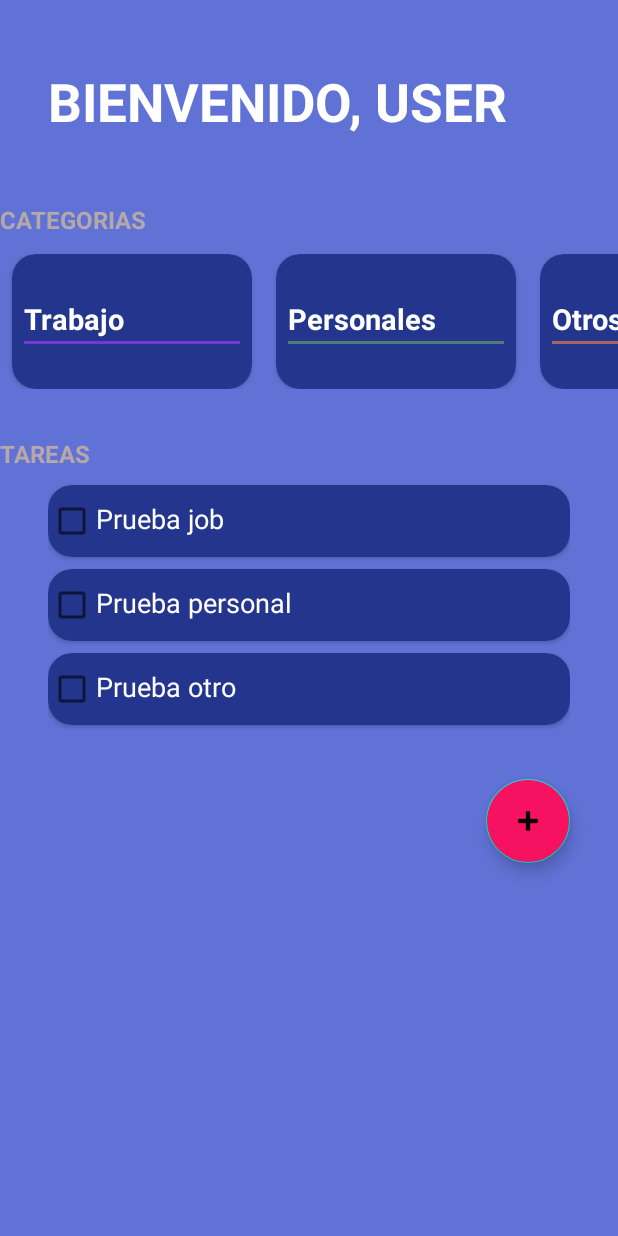
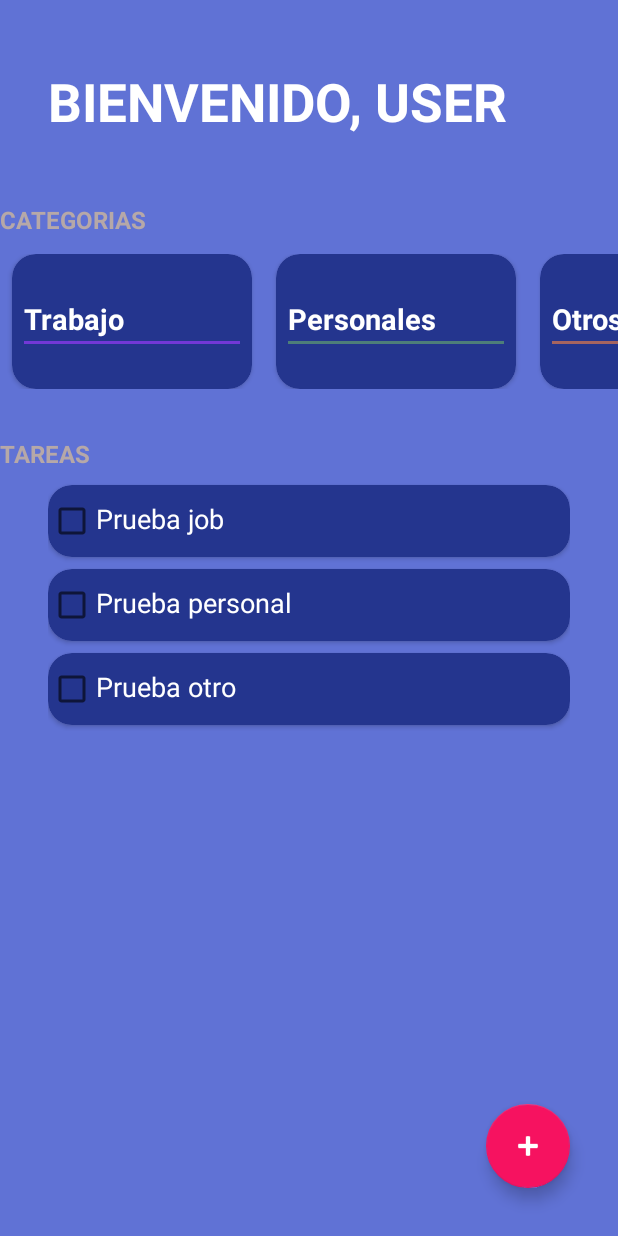
Before and after one commit to XimenaLargo/ToDo-Android-App, an Android app: the screen it shows after launch (MainActivity), on a phone screen of 412 x 824 dp. Run offline under Robolectric (Android 15) with nearby library versions, the phone set to English and light mode, and no system bars.

Commit message:
Add FAB to add tasks

```diff
--- a/app/src/main/res/layout/todo_activity.xml
+++ b/app/src/main/res/layout/todo_activity.xml
@@ -4,8 +4,6 @@
     xmlns:tools="http://schemas.android.com/tools"
     android:layout_width="match_parent"
     android:layout_height="match_parent">
-
-
 
 <LinearLayout
 
@@ -51,17 +49,15 @@
         android:layout_height="wrap_content"
         android:layout_marginHorizontal="32dp" />
 
+</LinearLayout>
     <com.google.android.material.floatingactionbutton.FloatingActionButton
         android:id="@+id/fabAddTask"
         android:layout_width="wrap_content"
         android:layout_height="wrap_content"
         android:layout_gravity="end|bottom"
         android:layout_margin="32dp"
-        android:backgroundTint="@color/todo_accent"
+        app:backgroundTint="@color/todo_accent"
         android:src="@android:drawable/ic_input_add"
-        android:tint="@color/white"
-        app:fabSize="normal" />
-
-</LinearLayout>
+        app:tint="@color/white"/>
 
 </FrameLayout>
```
